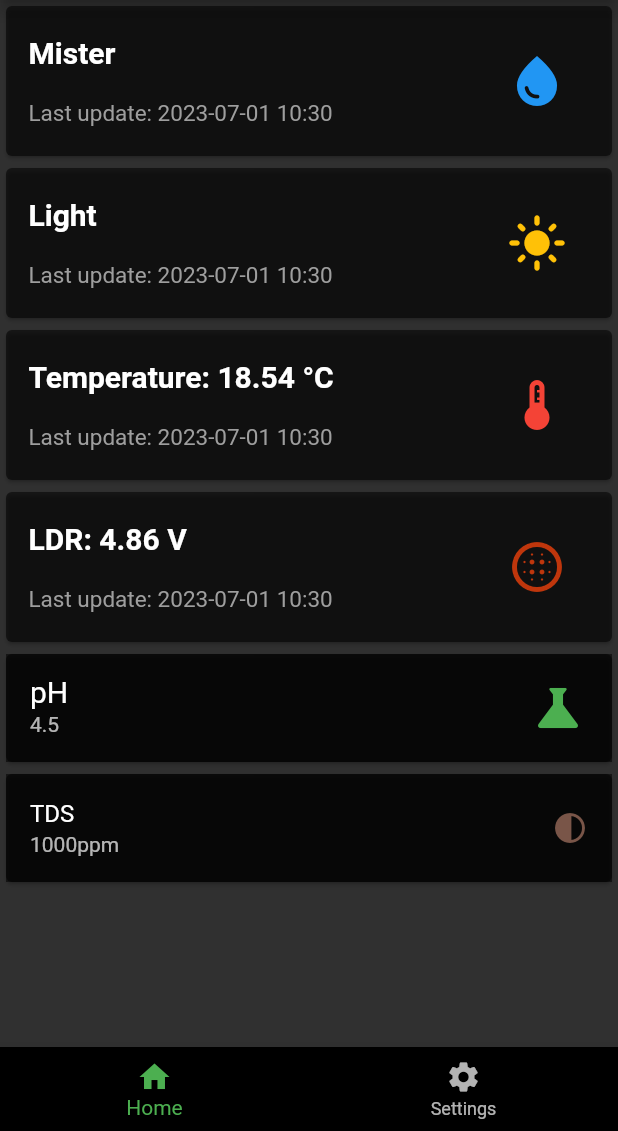
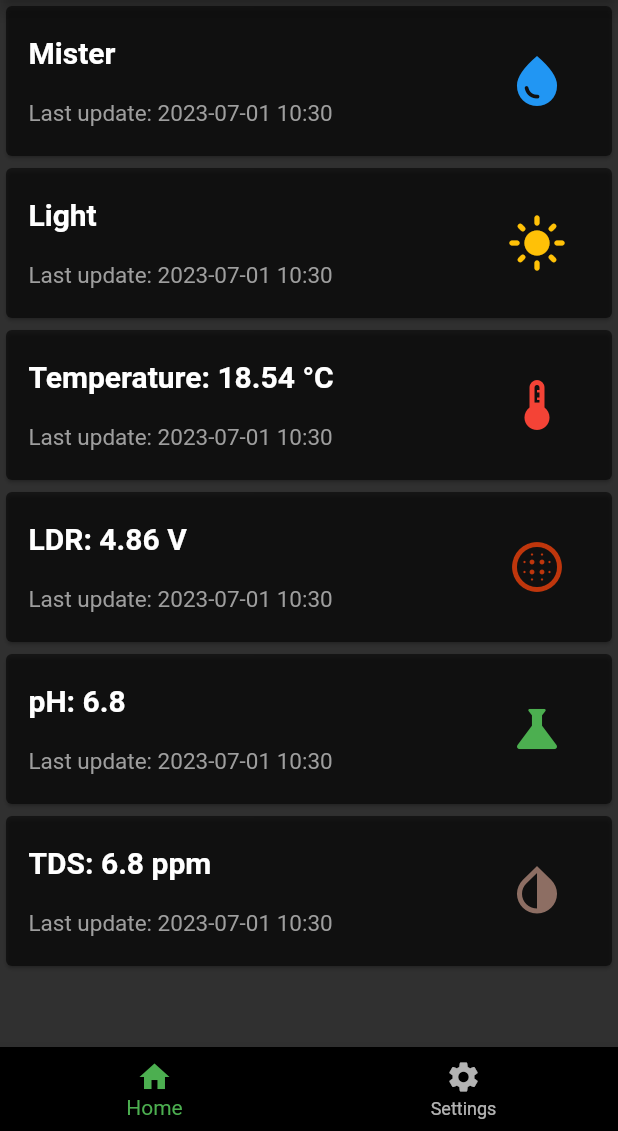
Before and after one commit to MRo47/MistyGro, a Flutter app: the screen it shows after launch, on a phone screen of 412 x 824 dp, the part 105-1236 px from its top. Run offline on Flutter 3.47's test engine with Material 2 defaults, Android fonts, the phone set to English and light mode, and no system bars.

Commit message:
added manual input card

```diff
--- a/Software/app/misty_gro/lib/main.dart
+++ b/Software/app/misty_gro/lib/main.dart
@@ -31,7 +31,7 @@ class MyApp extends StatelessWidget {
             color: Colors.black54,
           )),
       // Inner UI of the application
-      home: const MyHomePage(title: 'MistyGro'),
+      home: MyHomePage(title: 'MistyGro'),
     );
   }
 }
@@ -39,7 +39,7 @@ class MyApp extends StatelessWidget {
 /* This class is similar to MyApp instead it
 returns Scaffold Widget */
 class MyHomePage extends StatelessWidget {
-  const MyHomePage({Key? key, required this.title}) : super(key: key);
+  MyHomePage({Key? key, required this.title}) : super(key: key);
   final String title;
 
   @override
@@ -114,29 +114,21 @@ class MyHomePage extends StatelessWidget {
               value: 4.86,
               units: 'V',
             ),
-            Card(
-              child: ListTile(
-                title: Text(
-                  'pH',
-                  style: TextStyle(fontSize: 20),
-                ),
-                subtitle: Text('4.5'),
-                trailing: Icon(
-                  Icons.science,
-                  color: Colors.green,
-                  size: 40,
-                ),
-              ),
+            ManualInputCard(
+              name: 'pH',
+              lastUpdate: DateTime.now(),
+              icon: Icons.science, // Icons.table_chart_rounded,
+              iconColor: Colors.green,
+              initValue: 6.8,
+              units: '',
             ),
-            Card(
-              child: ListTile(
-                title: Text('TDS'),
-                subtitle: Text('1000ppm'),
-                trailing: Icon(
-                  Icons.contrast,
-                  color: Colors.brown,
-                ),
-              ),
+            ManualInputCard(
+              name: 'TDS',
+              lastUpdate: DateTime.now(),
+              icon: Icons.invert_colors, // Icons.table_chart_rounded,
+              iconColor: Colors.brown.shade400,
+              initValue: 6.8,
+              units: 'ppm',
             ),
           ],
         ));
@@ -278,3 +270,85 @@ class SensorCard extends StatelessWidget {
     );
   }
 }
+
+class ManualInputCard extends StatefulWidget {
+  final String name;
+  final DateTime lastUpdate;
+  final IconData icon;
+  final Color iconColor;
+  final double initValue;
+  final String units;
+
+  const ManualInputCard({
+    super.key,
+    required this.name,
+    required this.lastUpdate,
+    required this.icon,
+    required this.iconColor,
+    required this.initValue,
+    required this.units,
+  });
+
+  @override
+  State<ManualInputCard> createState() => _ManualInputCardState();
+}
+
+class _ManualInputCardState extends State<ManualInputCard> {
+  final _textFieldController = TextEditingController();
+  late double value;
+
+  @override
+  void initState() {
+    super.initState();
+    value = widget.initValue;
+  }
+
+  @override
+  Widget build(BuildContext context) {
+    return InkWell(
+      onTap: () async {
+        var gotValue = await _showTextInputDialog(context);
+        if (gotValue != null) {
+          setState(() {
+            value = double.parse(gotValue);
+          });
+        }
+      },
+      child: SensorCard(
+        name: widget.name,
+        lastUpdate: widget.lastUpdate,
+        icon: widget.icon, // Icons.table_chart_rounded,
+        iconColor: widget.iconColor,
+        value: value,
+        units: widget.units,
+      ),
+    );
+  }
+
+  Future<String?> _showTextInputDialog(BuildContext context) async {
+    return showDialog(
+        context: context,
+        builder: (context) {
+          return AlertDialog(
+            title: const Text('Sensor reading'),
+            content: TextField(
+              controller: _textFieldController,
+              keyboardType:
+                  const TextInputType.numberWithOptions(decimal: true),
+              decoration: const InputDecoration(hintText: "Enter value"),
+            ),
+            actions: <Widget>[
+              TextButton(
+                child: const Text("Cancel"),
+                onPressed: () => Navigator.pop(context),
+              ),
+              TextButton(
+                child: const Text('Submit'),
+                onPressed: () =>
+                    Navigator.pop(context, _textFieldController.text),
+              ),
+            ],
+          );
+        });
+  }
+}
```
